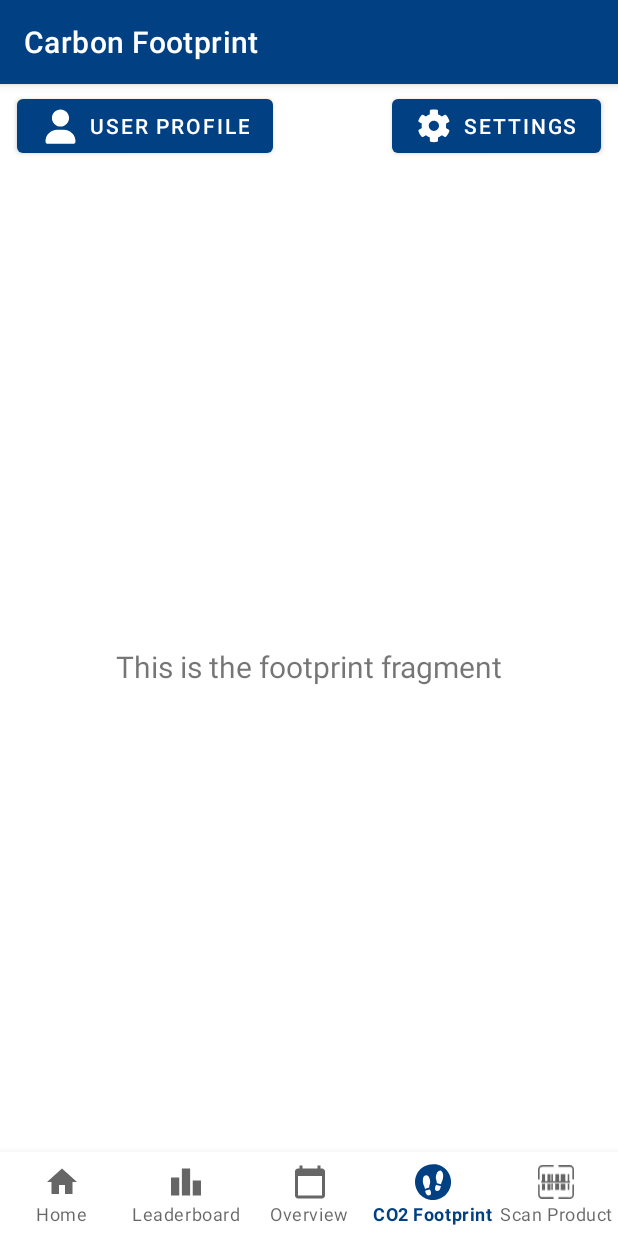
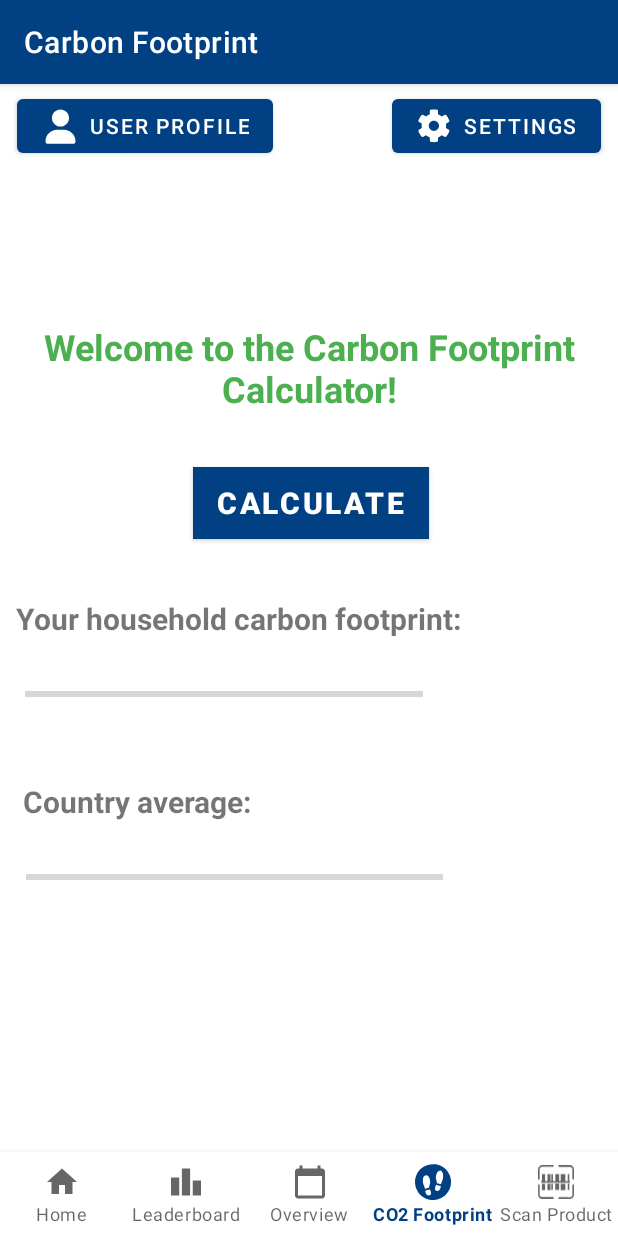
Before and after one commit to vp811/finalproject, an Android app: the FootprintFragment screen opened through its navigation route, on a phone screen of 412 x 824 dp. Run offline under Robolectric (Android 15) with nearby library versions, the phone set to English and light mode, and no system bars; our stand-ins replace navigation-ui; libraries missing offline, so code that uses them is left out: org.eazegraph.lib.

Commit message:
added footprint section

```diff
--- /dev/null
+++ b/app/src/main/java/com/example/codegreen/CarbonFootprint.java
@@ -0,0 +1,29 @@
+package com.example.codegreen;
+
+import android.content.Intent;
+import android.os.Bundle;
+import android.view.View;
+import android.widget.EditText;
+
+import androidx.appcompat.app.AppCompatActivity;
+
+public class CarbonFootprint extends AppCompatActivity {
+    public static final String EXTRA_MESSAGE = "com.example.codegreen.MESSAGE";
+
+    @Override
+    protected void onCreate(Bundle savedInstanceState) {
+        super.onCreate(savedInstanceState);
+        setContentView(R.layout.activity_main);
+    }
+
+    /*Called when user taps calculate button*/
+//    public void calculate(View view){
+//        Intent intent = new Intent(this,Calculate.class);
+//
+//        EditText editText = (EditText) findViewById(R.id.editText);
+//        String message = editText.getText().toString();
+//        intent.putExtra(EXTRA_MESSAGE, message);
+//        startActivity(intent);
+//    }
+
+}
--- a/app/src/main/java/com/example/codegreen/MainActivity.java
+++ b/app/src/main/java/com/example/codegreen/MainActivity.java
@@ -40,6 +40,7 @@ public class MainActivity extends AppCompatActivity {
     public User makeGenericUser() {
         User user = new User();
         user.setUsername("Default username.");
+        user.setScore(12);
         user.setLocation("Unset");
         user.setUserAbout("Describe yourself!");
         user.setImage(R.drawable.user);
--- a/app/src/main/java/com/example/codegreen/ui/footprint/FootprintFragment.java
+++ b/app/src/main/java/com/example/codegreen/ui/footprint/FootprintFragment.java
@@ -44,16 +44,6 @@ public class FootprintFragment extends Fragment {
             }
         });
 
-        View roots = inflater.inflate(R.layout.fragment_footprint, container, false);
-
-        final TextView textView = root.findViewById(R.id.text_footprint);
-        footprintViewModel.getText().observe(this, new Observer<String>() {
-            @Override
-            public void onChanged(@Nullable String s) {
-
-                textView.setText(s);
-            }
-        });
         return root;
     }
 }
--- a/app/src/main/java/com/example/codegreen/ui/leaderboard/LeaderboardFragment.java
+++ b/app/src/main/java/com/example/codegreen/ui/leaderboard/LeaderboardFragment.java
@@ -83,6 +83,7 @@ public class LeaderboardFragment extends Fragment {
         user5.setScore(2);
 
 
+        userList.add(mainActivity.getUser());
 
         userList.add(
                 user1
--- a/app/src/main/res/layout/fragment_footprint.xml
+++ b/app/src/main/res/layout/fragment_footprint.xml
@@ -4,21 +4,100 @@
     xmlns:tools="http://schemas.android.com/tools"
     android:layout_width="match_parent"
     android:layout_height="match_parent"
-    tools:context=".ui.footprint.FootprintFragment">
+    tools:context=".MainActivity">
 
-    <TextView
-        android:id="@+id/text_footprint"
-        android:layout_width="match_parent"
-        android:layout_height="wrap_content"
-        android:layout_marginStart="8dp"
-        android:layout_marginTop="8dp"
-        android:layout_marginEnd="8dp"
-        android:textAlignment="center"
-        android:textSize="20sp"
+    <androidx.constraintlayout.widget.ConstraintLayout
+        android:layout_width="413dp"
+        android:layout_height="553dp"
+        android:layout_marginTop="18dp"
+        android:layout_marginEnd="1dp"
         app:layout_constraintBottom_toBottomOf="parent"
         app:layout_constraintEnd_toEndOf="parent"
         app:layout_constraintStart_toStartOf="parent"
-        app:layout_constraintTop_toTopOf="parent" />
+        app:layout_constraintTop_toBottomOf="@+id/buttonFootprintUser">
+
+        <TextView
+            android:id="@+id/householddisplay"
+            android:layout_width="wrap_content"
+            android:layout_height="wrap_content"
+            android:layout_marginStart="8dp"
+            android:layout_marginTop="39dp"
+            android:layout_marginEnd="102dp"
+            android:text="Your household carbon footprint:"
+            android:textSize="20sp"
+            android:textStyle="bold"
+            app:layout_constraintEnd_toEndOf="parent"
+            app:layout_constraintStart_toStartOf="parent"
+            app:layout_constraintTop_toBottomOf="@+id/calculate" />
+
+        <TextView
+            android:id="@+id/countryavgdisplay"
+            android:layout_width="wrap_content"
+            android:layout_height="wrap_content"
+            android:layout_marginStart="13dp"
+            android:layout_marginTop="45dp"
+            android:layout_marginEnd="242dp"
+            android:text="Country average:"
+            android:textSize="20sp"
+            android:textStyle="bold"
+            app:layout_constraintEnd_toEndOf="parent"
+            app:layout_constraintStart_toStartOf="parent"
+            app:layout_constraintTop_toBottomOf="@+id/householddData" />
+
+        <ProgressBar
+            android:id="@+id/countryData"
+            style="?android:attr/progressBarStyleHorizontal"
+            android:layout_width="278dp"
+            android:layout_height="33dp"
+            android:layout_marginStart="16dp"
+            android:layout_marginTop="20dp"
+            android:layout_marginEnd="116dp"
+            app:layout_constraintEnd_toEndOf="parent"
+            app:layout_constraintStart_toStartOf="parent"
+            app:layout_constraintTop_toBottomOf="@+id/countryavgdisplay" />
+
+        <TextView
+            android:id="@+id/welcomemessage"
+            android:layout_width="wrap_content"
+            android:layout_height="wrap_content"
+            android:layout_marginTop="16dp"
+            android:text="Welcome to the Carbon Footprint Calculator!"
+            android:textAlignment="center"
+            android:textColor="#4CAF50"
+            android:textSize="24sp"
+            android:textStyle="bold"
+            app:layout_constraintEnd_toEndOf="parent"
+            app:layout_constraintStart_toStartOf="parent"
+            app:layout_constraintTop_toTopOf="parent" />
+
+        <Button
+            android:id="@+id/calculate"
+            android:layout_width="wrap_content"
+            android:layout_height="wrap_content"
+            android:layout_marginStart="126dp"
+            android:layout_marginTop="36dp"
+            android:layout_marginEnd="124dp"
+            android:background="#4CAF50"
+            android:text="Calculate"
+            android:textAlignment="viewStart"
+            android:textSize="20sp"
+            android:textStyle="bold"
+            app:layout_constraintEnd_toEndOf="parent"
+            app:layout_constraintStart_toStartOf="parent"
+            app:layout_constraintTop_toBottomOf="@+id/welcomemessage" />
+
+        <ProgressBar
+            android:id="@+id/householddData"
+            style="?android:attr/progressBarStyleHorizontal"
+            android:layout_width="265dp"
+            android:layout_height="25dp"
+            android:layout_marginStart="16dp"
+            android:layout_marginTop="24dp"
+            android:layout_marginEnd="129dp"
+            app:layout_constraintEnd_toEndOf="parent"
+            app:layout_constraintStart_toStartOf="parent"
+            app:layout_constraintTop_toBottomOf="@+id/householddisplay" />
+    </androidx.constraintlayout.widget.ConstraintLayout>
 
     <Button
         android:id="@+id/buttonFootprintUser"
@@ -41,4 +120,5 @@
         android:text="@string/title_settings"
         app:layout_constraintEnd_toEndOf="parent"
         app:layout_constraintTop_toTopOf="parent" />
+
 </androidx.constraintlayout.widget.ConstraintLayout>
```
